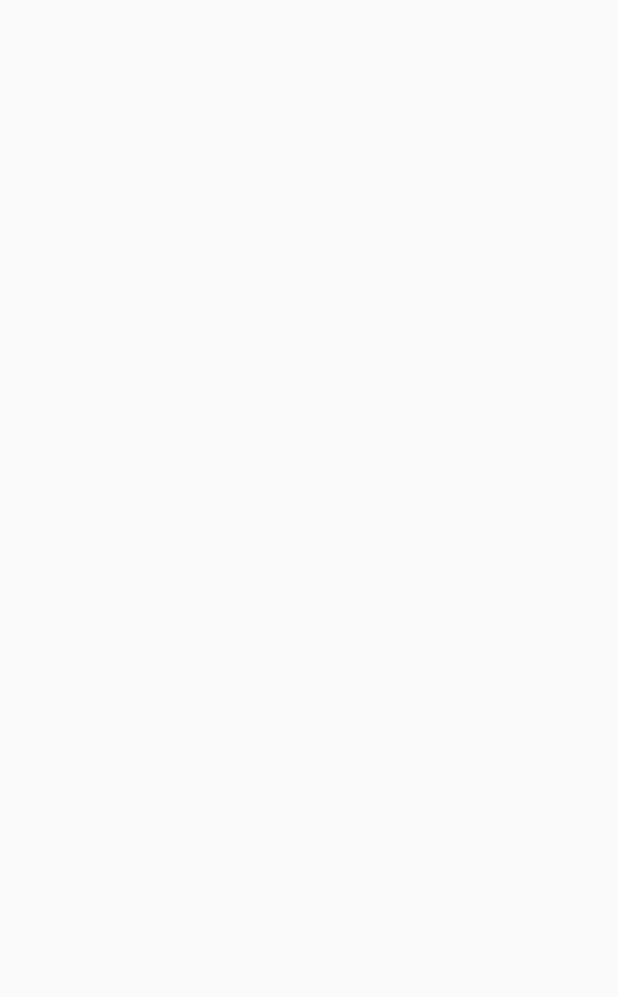
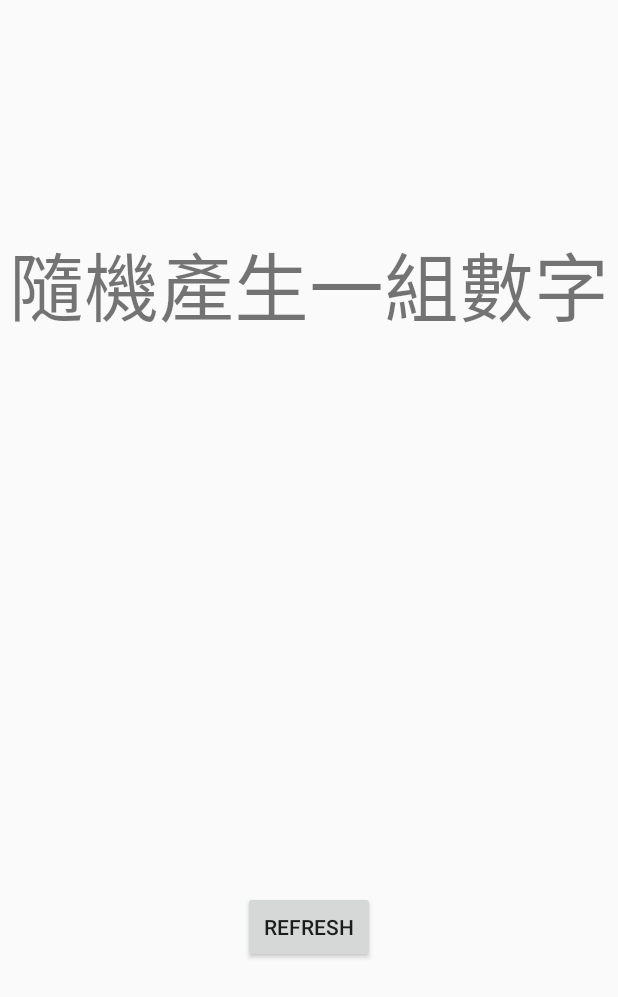
Before and after one commit to apple328447/MVVM_Demo_ANDROIDX, an Android app: the screen it shows after launch (RefreshViewActivity), on a phone screen of 412 x 824 dp. Before the commit the part shown is empty. Shown: the top 997 px of the screen. Run offline under Robolectric (Android 15) with nearby library versions, the phone set to English and light mode, and no system bars; our stand-ins replace data binding; libraries missing offline, so code that uses them is left out: android.view.

Commit message:
[新增] 建立MVVM架構，使用DataBinding

```diff
--- a/app/src/main/AndroidManifest.xml
+++ b/app/src/main/AndroidManifest.xml
@@ -9,7 +9,7 @@
         android:roundIcon="@mipmap/ic_launcher_round"
         android:supportsRtl="true"
         android:theme="@style/AppTheme">
-        <activity android:name=".RefreshView.RefreshViewActivity">
+        <activity android:name=".testView.RefreshViewActivity">
             <intent-filter>
                 <action android:name="android.intent.action.MAIN" />
 
--- a/app/src/main/java/com/example/mvvm_demo_androidx/RefreshView/RefreshViewActivity.kt
+++ /dev/null
@@ -1,12 +0,0 @@
-package com.example.mvvm_demo_androidx.RefreshView
-
-import androidx.appcompat.app.AppCompatActivity
-import android.os.Bundle
-import com.example.mvvm_demo_androidx.R
-
-class RefreshViewActivity : AppCompatActivity() {
-    override fun onCreate(savedInstanceState: Bundle?) {
-        super.onCreate(savedInstanceState)
-        setContentView(R.layout.activity_refresh_view)
-    }
-}
--- a/app/src/main/java/com/example/mvvm_demo_androidx/RefreshView/RefreshRepository.kt
+++ b/app/src/main/java/com/example/mvvm_demo_androidx/testView/RefreshRepository.kt
@@ -1,4 +1,4 @@
-package com.example.mvvm_demo_androidx.RefreshView
+package com.example.mvvm_demo_androidx.testView
 
 import android.os.Handler
 
@@ -19,8 +19,7 @@ class RefreshRepository {
         fun onDataReady(data: String?, loading: Boolean?)
     }
 
-
-    fun updateText(): String? {
+    private fun updateText(): String? {
         val randomNumber = (Math.random() * 10).toInt()
         return Integer.toString(randomNumber)
     }
--- /dev/null
+++ b/app/src/main/java/com/example/mvvm_demo_androidx/testView/RefreshViewActivity.kt
@@ -0,0 +1,44 @@
+package com.example.mvvm_demo_androidx.testView
+
+import android.os.Bundle
+import androidx.appcompat.app.AppCompatActivity
+import androidx.databinding.DataBindingUtil
+import androidx.lifecycle.ViewModelProvider
+import com.example.mvvm_demo_androidx.R
+import com.example.mvvm_demo_androidx.databinding.ActivityRefreshViewBinding
+import org.koin.core.definition.Kind
+import java.lang.Exception
+
+class RefreshViewActivity : AppCompatActivity() {
+
+    //1.建立ViewModel 名稱要跟Xml的 <data>裡面的name一樣
+    private lateinit var refreshViewModel: RefreshViewModel
+
+    //2.建立DataBinding
+    private lateinit var refreshViewBinding: ActivityRefreshViewBinding
+
+    //3.建立Repository
+    private val refreshRepository = RefreshRepository()
+
+    override fun onCreate(savedInstanceState: Bundle?) {
+        super.onCreate(savedInstanceState)
+//        setContentView(R.layout.activity_refresh_view)
+
+        try {
+            //4.在onCreat讓ViewModel用Factory(方法寫在自己的ViewModle裡面)實體化
+            refreshViewModel =
+                ViewModelProvider(this, RefreshViewModel.Factory(refreshRepository)).get(
+                    RefreshViewModel::class.java
+                )
+            //5.在onCreat初始化Binding要綁定的畫面，就不用setContentView(R.layout.xxx)了
+            refreshViewBinding = DataBindingUtil.setContentView(this, R.layout.activity_refresh_view)
+            //6.在onCreat設定DataBinding綁定的ViewModle和生命週期
+            refreshViewBinding.apply {
+                refreshViewModel = this@RefreshViewActivity.refreshViewModel
+                lifecycleOwner = this@RefreshViewActivity
+            }
+        } catch (e: Exception) {
+            e.printStackTrace()
+        }
+    }
+}
--- a/app/src/main/java/com/example/mvvm_demo_androidx/RefreshView/RefreshViewModel.kt
+++ b/app/src/main/java/com/example/mvvm_demo_androidx/testView/RefreshViewModel.kt
@@ -1,7 +1,10 @@
-package com.example.mvvm_demo_androidx.RefreshView
+package com.example.mvvm_demo_androidx.testView
 
+import android.app.Application
 import androidx.databinding.ObservableBoolean
 import androidx.databinding.ObservableField
+import androidx.lifecycle.ViewModel
+import androidx.lifecycle.ViewModelProvider
 
 /**
  * ViewModel：接收View的指令並對Model請求資料，將取得的資料保存起來供View使用。
@@ -12,24 +15,31 @@ import androidx.databinding.ObservableField
  * */
 
 
-class RefreshViewModel {
+class RefreshViewModel(private val refreshRepository: RefreshRepository)  : ViewModel() {
     //這是存資料
     //用Data Binding中的Observable來讓View和ViewModel溝通。
     val mData: ObservableField<String> = ObservableField()
     val isLoading: ObservableBoolean = ObservableBoolean(false)
     val description: ObservableField<String> = ObservableField("隨機產生一組數字")
 
-
-    val mRefreshRepository: RefreshRepository = RefreshRepository()
-
     fun refresh() {
         isLoading.set(true)
         mData.set("")
-        mRefreshRepository.retrieveData(object : RefreshRepository.onDataReadyCallback {
+        refreshRepository.retrieveData(object : RefreshRepository.onDataReadyCallback {
             override fun onDataReady(data: String?, loading: Boolean?) {
                 mData.set(data)
                 isLoading.set(loading ?: false)
             }
         })
     }
+
+    class Factory(var refreshRepository: RefreshRepository) : ViewModelProvider.Factory {
+        override fun <T : ViewModel?> create(modelClass: Class<T>): T {
+            if (modelClass.isAssignableFrom(RefreshViewModel::class.java)) {
+                @Suppress("UNCHECKED_CAST")
+                return RefreshViewModel(refreshRepository) as T
+            }
+            throw IllegalAccessException("Unable to construct view model")
+        }
+    }
 }
--- a/app/src/main/res/layout/activity_refresh_view.xml
+++ b/app/src/main/res/layout/activity_refresh_view.xml
@@ -1,9 +1,77 @@
 <?xml version="1.0" encoding="utf-8"?>
-<androidx.constraintlayout.widget.ConstraintLayout xmlns:android="http://schemas.android.com/apk/res/android"
-    xmlns:app="http://schemas.android.com/apk/res-auto"
-    xmlns:tools="http://schemas.android.com/tools"
-    android:layout_width="match_parent"
-    android:layout_height="match_parent"
-    tools:context=".RefreshView.RefreshViewActivity">
+<layout xmlns:app="http://schemas.android.com/apk/res-auto">
 
-</androidx.constraintlayout.widget.ConstraintLayout>
+    <data>
+        <!--<import>這個要加才能使用View.VISIBLE-->
+        <import type="android.view.View" />
+        <variable
+            name="refreshViewModel"
+            type="com.example.mvvm_demo_androidx.testView.RefreshViewModel" />
+    </data>
+
+    <androidx.constraintlayout.widget.ConstraintLayout xmlns:android="http://schemas.android.com/apk/res/android"
+        xmlns:tools="http://schemas.android.com/tools"
+        android:layout_width="match_parent"
+        android:layout_height="match_parent"
+        tools:context=".testView.RefreshViewActivity">
+
+        <Button
+            android:id="@+id/btnRefresh"
+            android:layout_width="wrap_content"
+            android:layout_height="wrap_content"
+            android:layout_marginStart="50dp"
+            android:layout_marginTop="50dp"
+            android:layout_marginEnd="50dp"
+            android:layout_marginBottom="50dp"
+            android:enabled="@{refreshViewModel.isLoading ? false : true}"
+            android:onClick="@{() -> refreshViewModel.refresh()}"
+            android:text="Refresh"
+            app:layout_constraintBottom_toBottomOf="parent"
+            app:layout_constraintEnd_toEndOf="parent"
+            app:layout_constraintLeft_toLeftOf="parent"
+            app:layout_constraintStart_toStartOf="parent"
+            app:layout_constraintTop_toBottomOf="@+id/progressBar" />
+
+        <ProgressBar
+            android:id="@+id/progressBar"
+            android:layout_width="wrap_content"
+            android:layout_height="wrap_content"
+            android:visibility="@{refreshViewModel.isLoading ? View.VISIBLE : View.GONE}"
+            app:layout_constraintBottom_toBottomOf="parent"
+            app:layout_constraintLeft_toLeftOf="parent"
+            app:layout_constraintRight_toRightOf="parent"
+            app:layout_constraintTop_toTopOf="parent" />
+
+        <TextView
+            android:id="@+id/txtDescription"
+            android:layout_width="wrap_content"
+            android:layout_height="wrap_content"
+            android:text="@{refreshViewModel.mData}"
+            android:textSize="50dp"
+            app:layout_constraintBottom_toBottomOf="parent"
+            app:layout_constraintLeft_toLeftOf="parent"
+            app:layout_constraintRight_toRightOf="parent"
+            app:layout_constraintTop_toTopOf="parent"
+            />
+
+        <TextView
+            android:id="@+id/textView"
+            android:layout_width="wrap_content"
+            android:layout_height="wrap_content"
+            android:layout_marginStart="50dp"
+            android:layout_marginTop="50dp"
+            android:layout_marginEnd="50dp"
+            android:layout_marginBottom="50dp"
+            android:text="@{refreshViewModel.description}"
+            android:textSize="50dp"
+            app:layout_constraintBottom_toTopOf="@+id/txtDescription"
+            app:layout_constraintEnd_toEndOf="parent"
+            app:layout_constraintStart_toStartOf="parent"
+            app:layout_constraintTop_toTopOf="parent" />
+
+
+    </androidx.constraintlayout.widget.ConstraintLayout>
+
+
+
+</layout>
```
